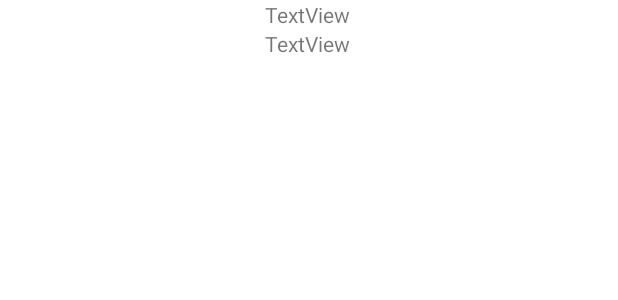
After one commit to JuanPaauul/Hackacom-nosimportas, an Android app: the layout user_row.xml on its own in the app's theme, with its tools: preview values and no code run, on a phone screen of 412 x 824 dp. The commit adds this screen. Shown: the top 300 px of the screen. Run offline under Robolectric (Android 15) with nearby library versions, the phone set to English and light mode, and no system bars.

Commit message:
Added recycler view to show confidence users

```diff
--- a/app/build.gradle
+++ b/app/build.gradle
@@ -35,7 +35,7 @@ android {
 }
 
 dependencies {
-
+    implementation project(":domain")
     implementation 'androidx.core:core-ktx:1.7.0'
     implementation 'androidx.appcompat:appcompat:1.6.1'
     implementation 'com.google.android.material:material:1.8.0'
--- a/app/src/main/java/com/moresoft/nosimportashackacom/MainActivity.kt
+++ b/app/src/main/java/com/moresoft/nosimportashackacom/MainActivity.kt
@@ -3,9 +3,9 @@ package com.moresoft.nosimportashackacom
 import androidx.appcompat.app.AppCompatActivity
 import android.os.Bundle
 import androidx.fragment.app.Fragment
-import com.moresoft.nosimportas.ConfidenceUsersFragment
-import com.moresoft.nosimportas.PanicButtonFragment
-import com.moresoft.nosimportas.ZonedMapFragment
+import com.moresoft.nosimportashackacom.ConfidenceUsersFragment
+import com.moresoft.nosimportashackacom.PanicButtonFragment
+import com.moresoft.nosimportashackacom.ZonedMapFragment
 import com.moresoft.nosimportashackacom.databinding.ActivityMainBinding
 
 class MainActivity : AppCompatActivity() {
--- a/app/src/main/java/com/moresoft/nosimportashackacom/PanicButtonFragment.kt
+++ b/app/src/main/java/com/moresoft/nosimportashackacom/PanicButtonFragment.kt
@@ -1,4 +1,4 @@
-package com.moresoft.nosimportas
+package com.moresoft.nosimportashackacom
 
 import android.os.Bundle
 import androidx.fragment.app.Fragment
--- a/app/src/main/java/com/moresoft/nosimportashackacom/ZonedMapFragment.kt
+++ b/app/src/main/java/com/moresoft/nosimportashackacom/ZonedMapFragment.kt
@@ -1,4 +1,4 @@
-package com.moresoft.nosimportas
+package com.moresoft.nosimportashackacom
 
 import android.os.Bundle
 import androidx.fragment.app.Fragment
--- /dev/null
+++ b/app/src/main/res/layout/user_row.xml
@@ -0,0 +1,31 @@
+<?xml version="1.0" encoding="utf-8"?>
+<androidx.constraintlayout.widget.ConstraintLayout xmlns:android="http://schemas.android.com/apk/res/android"
+    xmlns:app="http://schemas.android.com/apk/res-auto"
+    xmlns:tools="http://schemas.android.com/tools"
+    android:layout_width="match_parent"
+    android:layout_height="wrap_content">
+
+    <TextView
+        android:id="@+id/tv_name"
+        android:layout_width="wrap_content"
+        android:layout_height="wrap_content"
+        android:text="TextView"
+        app:layout_constraintBottom_toBottomOf="parent"
+        app:layout_constraintEnd_toEndOf="parent"
+        app:layout_constraintHorizontal_bias="0.498"
+        app:layout_constraintStart_toStartOf="parent"
+        app:layout_constraintTop_toTopOf="parent"
+        app:layout_constraintVertical_bias="0.0" />
+
+    <TextView
+        android:id="@+id/tv_email"
+        android:layout_width="wrap_content"
+        android:layout_height="wrap_content"
+        android:text="TextView"
+        app:layout_constraintBottom_toBottomOf="parent"
+        app:layout_constraintEnd_toEndOf="parent"
+        app:layout_constraintHorizontal_bias="0.498"
+        app:layout_constraintStart_toStartOf="parent"
+        app:layout_constraintTop_toBottomOf="@+id/tv_name"
+        app:layout_constraintVertical_bias="0.0" />
+</androidx.constraintlayout.widget.ConstraintLayout>
--- a/data/build.gradle
+++ b/data/build.gradle
@@ -7,3 +7,8 @@ java {
     sourceCompatibility = JavaVersion.VERSION_1_7
     targetCompatibility = JavaVersion.VERSION_1_7
 }
+
+dependencies {
+    implementation project(":domain")
+    implementation 'androidx.recyclerview:recyclerview:1.2.1'
+}
--- /dev/null
+++ b/domain/src/main/java/com/moresoft/domain/ConfideceUser.kt
@@ -0,0 +1,3 @@
+package com.moresoft.domain
+
+data class ConfideceUser(val name: String, val email: String)
```
Also changed, not shown: app/src/main/java/com/moresoft/nosimportashackacom/ConfidenceUsersFragment.kt (+18 -5 lines), app/src/main/java/com/moresoft/nosimportashackacom/UserListAdapter.kt (added, +25 -0 lines), app/src/main/res/layout/fragment_confidence_users.xml (+4 -5 lines).
